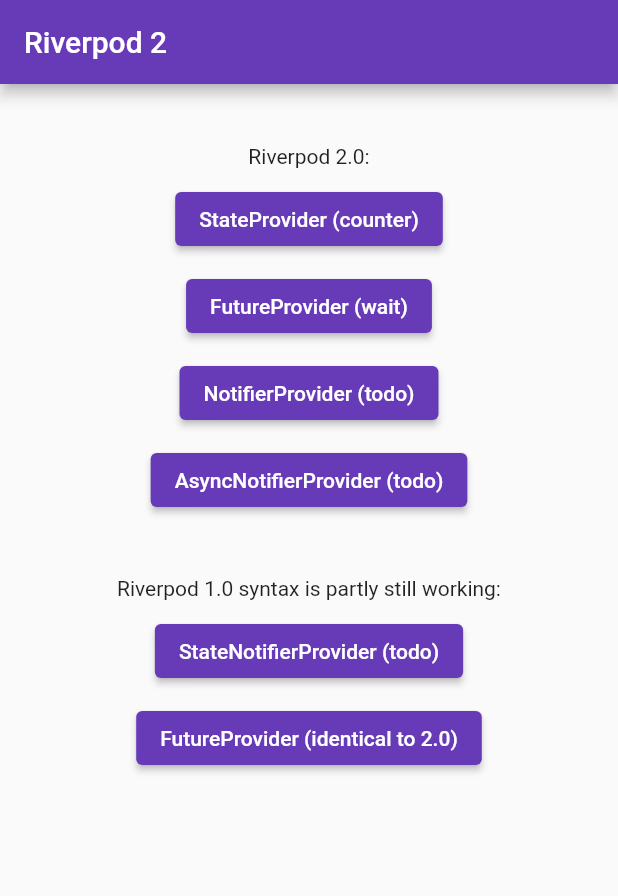
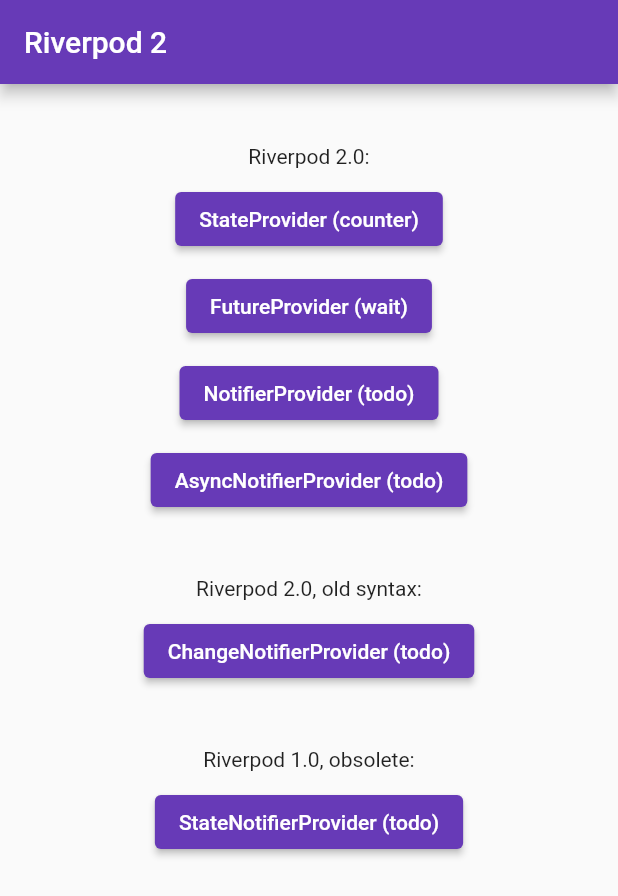
Before and after one commit to flutterrausch/flutter_examples, a Flutter app: the screen it shows after launch, on a phone screen of 412 x 824 dp. Shown: the top 896 px of the screen. Run offline on Flutter 3.47's test engine with Material 2 defaults, Android fonts, the phone set to English and light mode, and no system bars; our stand-ins replace dio, flutter_riverpod; missing offline and left inert: jwt_decode.

Commit message:
[add] ChangeNotifierProvider

```diff
--- a/040__riverpod2/lib/main.dart
+++ b/040__riverpod2/lib/main.dart
@@ -1,6 +1,7 @@
 import 'package:flutter/material.dart';
 import 'package:flutter_riverpod/flutter_riverpod.dart';
 import 'package:riverpod2/counter_stateprovider_page.dart';
+import 'package:riverpod2/todo_changenotifierprovider_page.dart';
 import 'todo_asyncnotifierprovider_page.dart';
 import 'todo_notifierprovider_page.dart';
 import 'todo_statenotifierprovider_page.dart';
@@ -63,12 +64,18 @@ class MainPage extends StatelessWidget {
 
 
                       const SizedBox(height: 40),
-                      const Text('Riverpod 1.0 syntax is partly still working:'),
+                      const Text('Riverpod 2.0, old syntax:'),
+
+                      const SizedBox(height: 10),
+                      PageButton('ChangeNotifierProvider (todo)', const TodoChangenotifierproviderPage(), context),
+
+
+                      const SizedBox(height: 40),
+                      const Text('Riverpod 1.0, obsolete:'),
+
                       const SizedBox(height: 10),
                       PageButton('StateNotifierProvider (todo)', const TodoStatenotifierproviderPage(), context),
 
-                      const SizedBox(height: 10),
-                      PageButton('FutureProvider (identical to 2.0)', const WaitFutureproviderPage(), context),
 
                       // buggy, don't show:
                       // const SizedBox(height: 10),
--- /dev/null
+++ b/040__riverpod2/lib/todo_changenotifierprovider_page.dart
@@ -0,0 +1,92 @@
+import 'package:flutter/material.dart';
+import 'package:flutter_riverpod/flutter_riverpod.dart';
+
+
+class Todo {
+  String id;
+  String description;
+  bool completed;
+
+  Todo({required this.id, required this.description, required this.completed});
+}
+
+final exampleTodos = [
+  Todo(id: '1', description: 'Learn Flutter', completed: true),
+  Todo(id: '2', description: 'Build a todo app', completed: false),
+  Todo(id: '3', description: 'Deploy app to the app store', completed: false),
+];
+
+class TodosNotifier extends ChangeNotifier {
+  final todos = exampleTodos;  // <Todo>[]  or  exampleTodos
+
+
+  void addTodo(Todo todo) {
+    todos.add(todo);
+    notifyListeners();  // always trigger any UI update manually
+  }
+
+  void removeTodo(String todoId) {
+    todos.remove(todos.firstWhere((element) => element.id == todoId));
+    notifyListeners();
+  }
+
+  // Mark as completed
+  void toggle(String todoId) {
+    for (final todo in todos) {
+      if (todo.id == todoId) {
+        todo.completed = !todo.completed;
+        notifyListeners();
+      }
+    }
+  }
+}
+
+// let UI interact with our TodosNotifier class
+final todosProvider = ChangeNotifierProvider<TodosNotifier>((ref) {
+  return TodosNotifier();
+});
+
+
+class TodoListView extends ConsumerWidget {
+  const TodoListView({Key? key}): super(key: key);
+
+  @override
+  Widget build(BuildContext context, WidgetRef ref) {  // ref arg!
+    List<Todo> todos = ref.watch(todosProvider).todos;  // weird syntax!
+
+    // Render the todos in a scrollable list view
+    return ListView(
+      children: [
+        for (final todo in todos)
+          CheckboxListTile(
+            title: Text(todo.description),
+            value: todo.completed,
+            onChanged: (value) => ref.read(todosProvider.notifier).toggle(todo.id),  // change complete state on tap
+          ),
+      ],
+    );
+  }
+}
+
+
+// why ConsumerWidget? StatelessWidget works
+// probably because WidgetRef (unused here)
+class TodoChangenotifierproviderPage extends ConsumerWidget {
+  const TodoChangenotifierproviderPage({super.key});
+
+  @override
+  Widget build(BuildContext context, WidgetRef ref) {
+    return Scaffold(
+      appBar: AppBar(
+        title: const Text('ChangeNotifierProvider (todo)'),
+      ),
+      body: Column(
+        children: const [
+          Expanded(
+            child: TodoListView(),
+          ),
+        ],
+      )
+    );
+  }
+}
```
